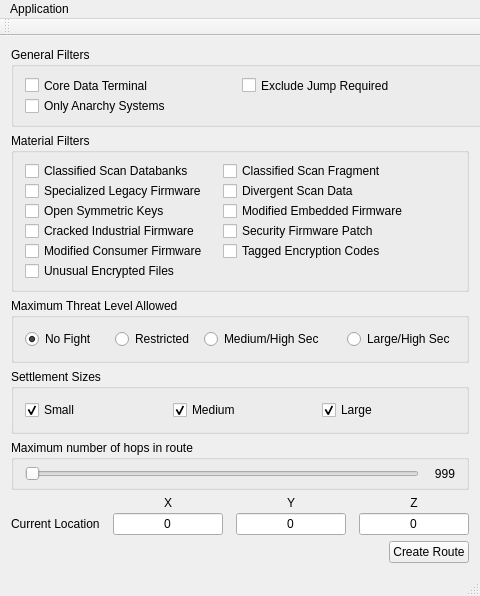
neotron/EDPathFinder, file src/MainWindow.ui: the form before one commit.
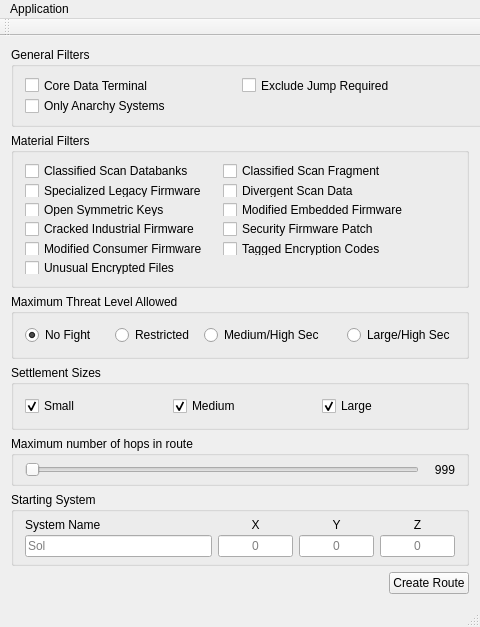
The form after the commit. Custom widgets are drawn as their Qt base class.

Commit message: Add network call to fetch system coordinates, with system entry for orginating system,.

The edit to the form file:
```diff
--- a/src/MainWindow.ui
+++ b/src/MainWindow.ui
@@ -7,7 +7,7 @@
     <x>0</x>
     <y>0</y>
     <width>480</width>
-    <height>596</height>
+    <height>621</height>
    </rect>
   </property>
   <property name="sizePolicy">
@@ -390,37 +390,27 @@
      </widget>
     </item>
     <item>
+     <widget class="QGroupBox" name="groupBox_6">
+      <property name="title">
+       <string>Starting System</string>
+      </property>
      <layout class="QGridLayout" name="gridLayout">
+       <property name="topMargin">
+        <number>6</number>
+       </property>
+       <property name="bottomMargin">
+        <number>6</number>
+       </property>
       <property name="horizontalSpacing">
-       <number>13</number>
+        <number>-1</number>
       </property>
       <property name="verticalSpacing">
        <number>3</number>
       </property>
-      <item row="2" column="1">
-       <widget class="QLineEdit" name="x">
-        <property name="text">
-         <string>0</string>
-        </property>
-        <property name="alignment">
-         <set>Qt::AlignCenter</set>
-        </property>
-       </widget>
-      </item>
-      <item row="2" column="0">
+       <item row="0" column="0">
        <widget class="QLabel" name="label">
         <property name="text">
-         <string>Current Location</string>
-        </property>
-       </widget>
-      </item>
-      <item row="2" column="2">
-       <widget class="QLineEdit" name="y">
-        <property name="text">
-         <string>0</string>
-        </property>
-        <property name="alignment">
-         <set>Qt::AlignCenter</set>
+          <string>System Name</string>
         </property>
        </widget>
       </item>
@@ -434,26 +424,6 @@
         </property>
        </widget>
       </item>
-      <item row="0" column="3">
-       <widget class="QLabel" name="label_4">
-        <property name="text">
-         <string>Z</string>
-        </property>
-        <property name="alignment">
-         <set>Qt::AlignCenter</set>
-        </property>
-       </widget>
-      </item>
-      <item row="2" column="3">
-       <widget class="QLineEdit" name="z">
-        <property name="text">
-         <string>0</string>
-        </property>
-        <property name="alignment">
-         <set>Qt::AlignCenter</set>
-        </property>
-       </widget>
-      </item>
       <item row="0" column="2">
        <widget class="QLabel" name="label_3">
         <property name="text">
@@ -464,7 +434,106 @@
         </property>
        </widget>
       </item>
-     </layout>
+       <item row="0" column="3">
+        <widget class="QLabel" name="label_4">
+         <property name="text">
+          <string>Z</string>
+         </property>
+         <property name="alignment">
+          <set>Qt::AlignCenter</set>
+         </property>
+        </widget>
+       </item>
+       <item row="1" column="0">
+        <widget class="NoBeepLineEdit" name="systemName">
+         <property name="toolTip">
+          <string>Current system, used as starting point for route.</string>
+         </property>
+         <property name="text">
+          <string/>
+         </property>
+         <property name="placeholderText">
+          <string>Sol</string>
+         </property>
+        </widget>
+       </item>
+       <item row="1" column="1">
+        <widget class="NoBeepLineEdit" name="x">
+         <property name="maximumSize">
+          <size>
+           <width>75</width>
+           <height>16777215</height>
+          </size>
+         </property>
+         <property name="toolTip">
+          <string>Coordinates for the selected system. Can enter if system lookup fails.</string>
+         </property>
+         <property name="text">
+          <string/>
+         </property>
+         <property name="alignment">
+          <set>Qt::AlignCenter</set>
+         </property>
+         <property name="readOnly">
+          <bool>false</bool>
+         </property>
+         <property name="placeholderText">
+          <string>0</string>
+         </property>
+        </widget>
+       </item>
+       <item row="1" column="2">
+        <widget class="NoBeepLineEdit" name="y">
+         <property name="maximumSize">
+          <size>
+           <width>75</width>
+           <height>16777215</height>
+          </size>
+         </property>
+         <property name="toolTip">
+          <string>Coordinates for the selected system. Can enter if system lookup fails.</string>
+         </property>
+         <property name="text">
+          <string/>
+         </property>
+         <property name="alignment">
+          <set>Qt::AlignCenter</set>
+         </property>
+         <property name="readOnly">
+          <bool>false</bool>
+         </property>
+         <property name="placeholderText">
+          <string>0</string>
+         </property>
+        </widget>
+       </item>
+       <item row="1" column="3">
+        <widget class="NoBeepLineEdit" name="z">
+         <property name="maximumSize">
+          <size>
+           <width>75</width>
+           <height>16777215</height>
+          </size>
+         </property>
+         <property name="toolTip">
+          <string>Coordinates for the selected system. Can enter if system lookup fails.</string>
+         </property>
+         <property name="text">
+          <string/>
+         </property>
+         <property name="alignment">
+          <set>Qt::AlignCenter</set>
+         </property>
+         <property name="readOnly">
+          <bool>false</bool>
+         </property>
+         <property name="placeholderText">
+          <string>0</string>
+         </property>
+        </widget>
+       </item>
+      </layout>
+     </widget>
     </item>
     <item>
      <layout class="QHBoxLayout" name="horizontalLayout_2">
@@ -541,6 +610,13 @@
   </action>
  </widget>
  <layoutdefault spacing="6" margin="11"/>
+ <customwidgets>
+  <customwidget>
+   <class>NoBeepLineEdit</class>
+   <extends>QLineEdit</extends>
+   <header location="global">src/NoBeepLineEdit.h</header>
+  </customwidget>
+ </customwidgets>
  <resources/>
  <connections>
   <connection>
```
Lines whose indentation alone changed are shown as unchanged. The commit also changes 6 other files.
